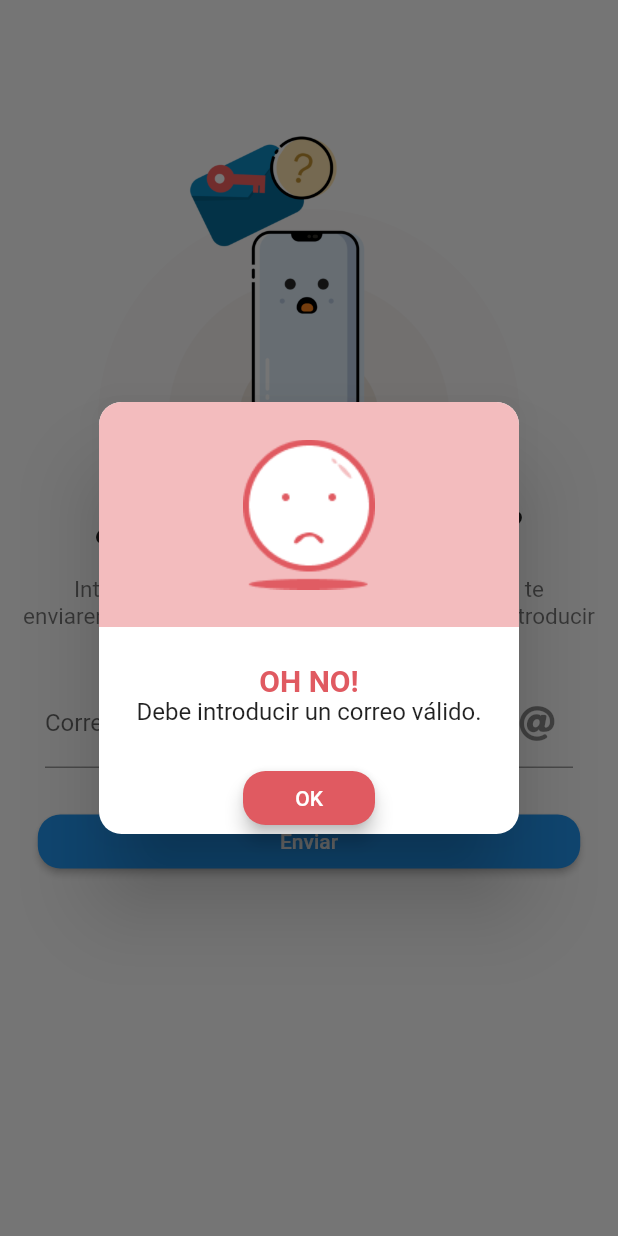
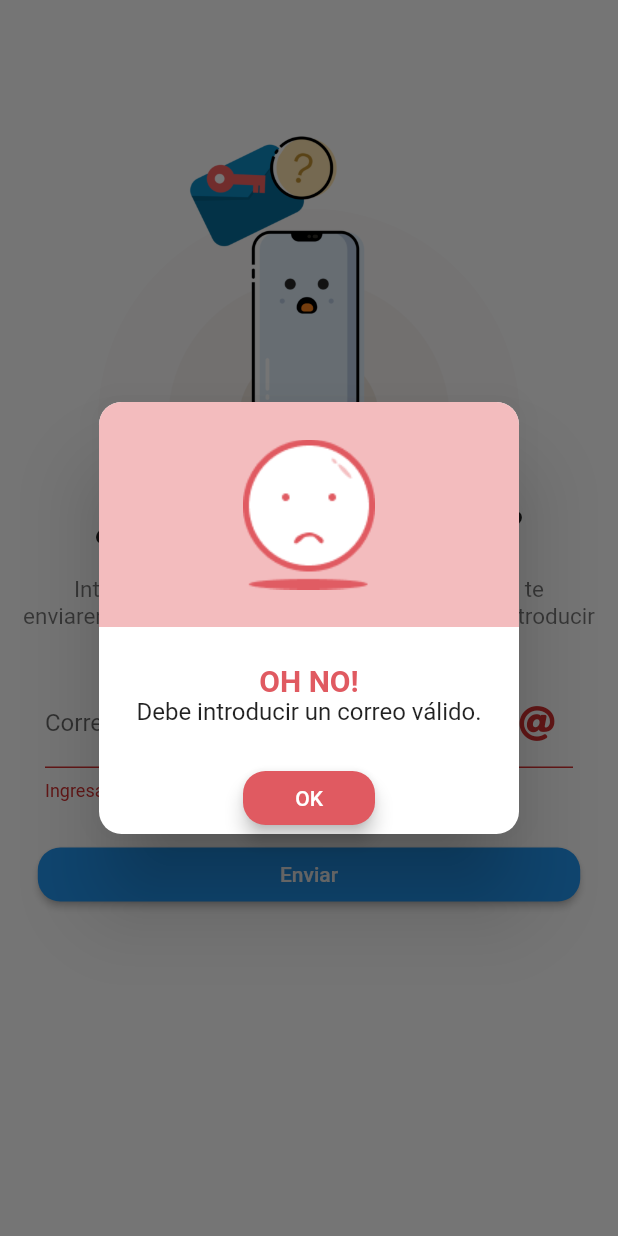
Before and after one commit to aldaprojects/ssca-app, a Flutter app: the PasswordPage screen opened by its route, after a tap on "Enviar", on a phone screen of 412 x 824 dp. Run offline on Flutter 3.47's test engine with Material 2 defaults, Android fonts, the phone set to English and light mode, and no system bars; our stand-ins replace flare_flutter, font_awesome_flutter, pinput, shared_preferences; missing offline and left inert: jaguar_jwt; accounts and stored records are empty; statements that could not run were skipped.

Commit message:
se termino la verificacion de cuenta

```diff
--- a/lib/src/pages/login_page.dart
+++ b/lib/src/pages/login_page.dart
@@ -225,7 +225,8 @@ class _LoginPageState extends State<LoginPage> with TickerProviderStateMixin {
                     :
                     Pull(
                       navigator: () => Navigator.pushNamedAndRemoveUntil(context, 'home', (Route<dynamic> route) => false),
-                      future: userProvider.login(_emailController.text, _passwordController.text)
+                      future: userProvider.login(_emailController.text, _passwordController.text),
+                      email: _emailController.text,
                     )
                   );
                 }
--- a/lib/src/pages/register_page.dart
+++ b/lib/src/pages/register_page.dart
@@ -101,7 +101,8 @@ class _SingUpPageState extends State<SingUpPage> with TickerProviderStateMixin {
               labelText: 'Nombre completo',
               suffixIcon: Icon(FontAwesomeIcons.user)
             ),
-            validator: registerValidator.validateName
+            validator: registerValidator.validateName,
+             autovalidate: true,
           ),
           TextFormField(
             controller: _nickController,
@@ -111,7 +112,6 @@ class _SingUpPageState extends State<SingUpPage> with TickerProviderStateMixin {
             ),
             validator: registerValidator.validateUserName,
             autovalidate: true,
-
           ),
           TextFormField(
             controller: _emailController,
@@ -197,7 +197,8 @@ class _SingUpPageState extends State<SingUpPage> with TickerProviderStateMixin {
                     :
                     Pull(
                       navigator: () => Navigator.pushReplacementNamed(context, 'login'),
-                      future: userProvider.singup(user)
+                      future: userProvider.singup(user),
+                      okText: 'Revisa tu correo para que puedas verificar tu cuenta.',
                     )
                   );
                 }
--- a/lib/src/providers/usuario_provider.dart
+++ b/lib/src/providers/usuario_provider.dart
@@ -7,7 +7,8 @@ import 'package:sockets2/src/share_prefs/preferences.dart';
 
 class UsuarioProvider with ChangeNotifier{
 
-  final String _url = 'https://api-puerta.herokuapp.com';
+  // final String _url = 'https://api-puerta.herokuapp.com';
+  final String _url = 'http://192.168.1.72:3000';
   User _user;
 
   final prefs = SharedPrefs();
@@ -79,4 +80,12 @@ class UsuarioProvider with ChangeNotifier{
     return decodedResp;
   }
 
+  Future<Map<String, dynamic>> resendEmail( String email ) async {
+    final resp = await http.get('$_url/usuario/u/resend', headers: {'email': email});
+
+    final Map<String, dynamic> decodedResp = json.decode(resp.body);
+
+    return decodedResp;
+  }
+
 }
--- a/lib/src/validators/validators.dart
+++ b/lib/src/validators/validators.dart
@@ -5,16 +5,16 @@ String validateEmail( String email ) {
   Pattern pattern = r'^(([^<>()[\]\\.,;:\s@\"]+(\.[^<>()[\]\\.,;:\s@\"]+)*)|(\".+\"))@((\[[0-9]{1,3}\.[0-9]{1,3}\.[0-9]{1,3}\.[0-9]{1,3}\])|(([a-zA-Z\-0-9]+\.)+[a-zA-Z]{2,}))$';
   RegExp regExp = RegExp(pattern);
 
-  return regExp.hasMatch(email) || email.length == 0 ? null : 'Ingresa un correo válido';
+  return regExp.hasMatch(email) ? null : 'Ingresa un correo válido';
 }
 
 String validateUserName( String username ) {
-  return username.length > 0 && username.length < 5 ? 'Mínimo 5 caracteres' : null;
+  return username.length < 5 ? 'Mínimo 5 caracteres' : null;
 }
 
 String validatePassword( String password ) {
 
-  return password.length > 0 && password.length < 6 ? 'Mínimo 6 caracteres' : null;
+  return password.length < 6 ? 'Mínimo 6 caracteres' : null;
 }
 
 String validateName( String name ) {
@@ -22,5 +22,5 @@ String validateName( String name ) {
 }
 
 String validateBothPassword ( String psw1, String psw2 ) {
-  return psw1 == psw2 ? null : 'Las contraseñas no coinciden';
+  return psw1 == psw2 && psw2.length != 0 ? null : 'Las contraseñas no coinciden';
 }
--- a/lib/src/widgets/dialog_widget.dart
+++ b/lib/src/widgets/dialog_widget.dart
@@ -1,4 +1,7 @@
 import 'package:flutter/material.dart';
+import 'package:provider/provider.dart';
+import 'package:sockets2/src/providers/usuario_provider.dart';
+import 'package:sockets2/src/widgets/pull_widget.dart';
 
 class CustomAlertDialog extends StatelessWidget {
 
@@ -9,6 +12,8 @@ class CustomAlertDialog extends StatelessWidget {
   final Color secondaryColor;
   final String buttonText;
   final Function press;
+  final bool anotherButton;
+  final String email;
 
   CustomAlertDialog({
     @required this.title,
@@ -17,11 +22,16 @@ class CustomAlertDialog extends StatelessWidget {
     @required this.primaryColor,
     @required this.secondaryColor,
     @required this.buttonText,
-    this.press
+    this.press,
+    this.anotherButton = false,
+    this.email
   });
 
   @override
   Widget build(BuildContext context) {
+
+    final userProvider = Provider.of<UsuarioProvider>(context);
+
     return Column(
       mainAxisSize: MainAxisSize.min,
       children: <Widget>[
@@ -38,6 +48,7 @@ class CustomAlertDialog extends StatelessWidget {
           ),
         ),
         Container(
+          margin: EdgeInsets.symmetric(horizontal: 15.0),
           height: 90,
           child: Column(
             crossAxisAlignment: CrossAxisAlignment.center,
@@ -55,6 +66,36 @@ class CustomAlertDialog extends StatelessWidget {
             ],
           ),
         ),
+        Row(
+          mainAxisAlignment: MainAxisAlignment.center,
+          children: <Widget>[
+            anotherButton ?
+            Padding(
+              padding: EdgeInsets.only(right: 10.0),
+              child: RaisedButton(
+                color: primaryColor,
+                elevation: 5.0,
+                shape: RoundedRectangleBorder(borderRadius: BorderRadius.circular(15.0)),
+                onPressed: () async {
+                  Navigator.pop(context);
+                  await showDialog(
+                    context: context,
+                    builder: (context) {
+                      return AlertDialog(
+                        shape: RoundedRectangleBorder(borderRadius: BorderRadius.circular(15.0)),
+                        contentPadding: EdgeInsets.all(0),
+                        content: Pull(
+                          future: userProvider.resendEmail(email),
+                          navigator: () => Navigator.pop(context),
+                          okText: 'Correo enviado con exito.',
+                        ),
+                      );
+                    }
+                  );
+                },
+                child: Text('Reenviar correo', style: TextStyle(color: Colors.white)),
+              ),
+            ) : Container(),
             RaisedButton(
               color: primaryColor,
               elevation: 5.0,
@@ -63,6 +104,8 @@ class CustomAlertDialog extends StatelessWidget {
               child: Text(buttonText, style: TextStyle(color: Colors.white)),
             )
           ],
+        )
+      ],
     );
   }
 }
```
Also changed, not shown: lib/src/widgets/pull_widget.dart (+13 -3 lines). Lines whose indentation alone changed are shown as unchanged.
